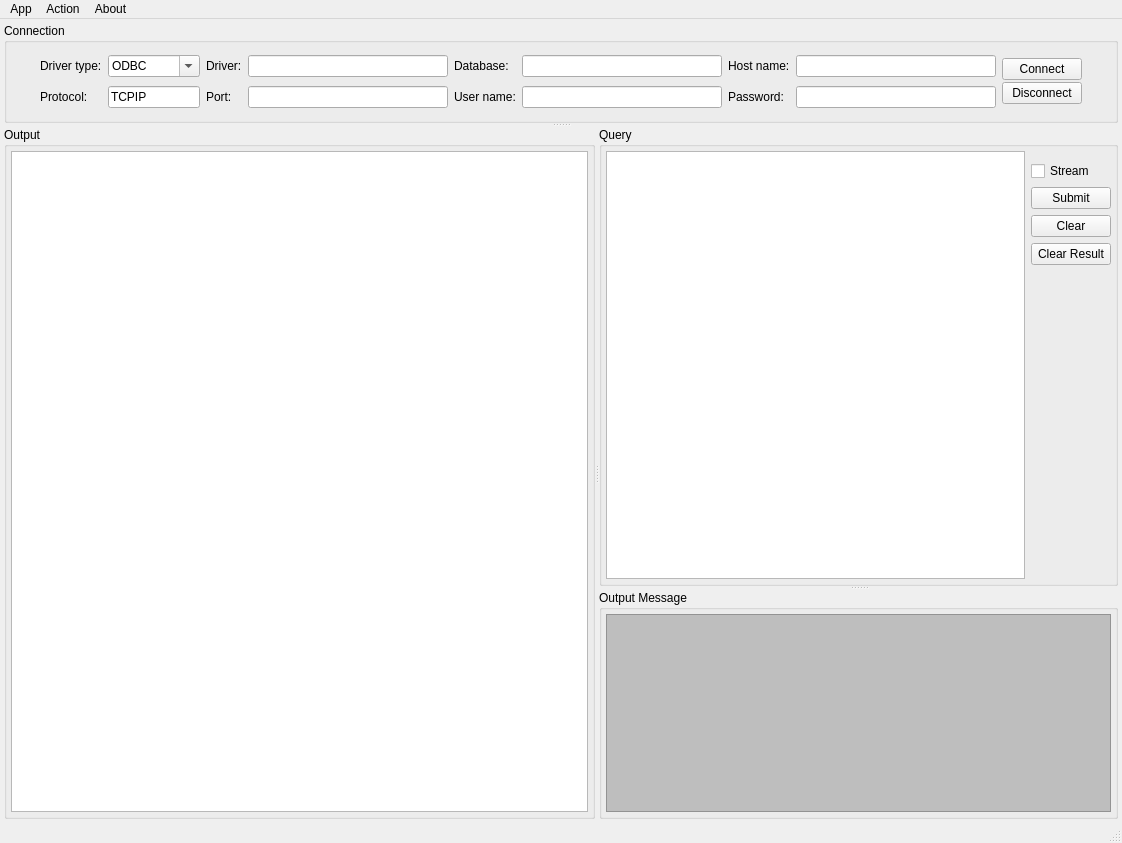
The window that src/UI/DBConnectMainWindow.ui (yxbh/DBConnect) describes before a commit, drawn with Qt 5.
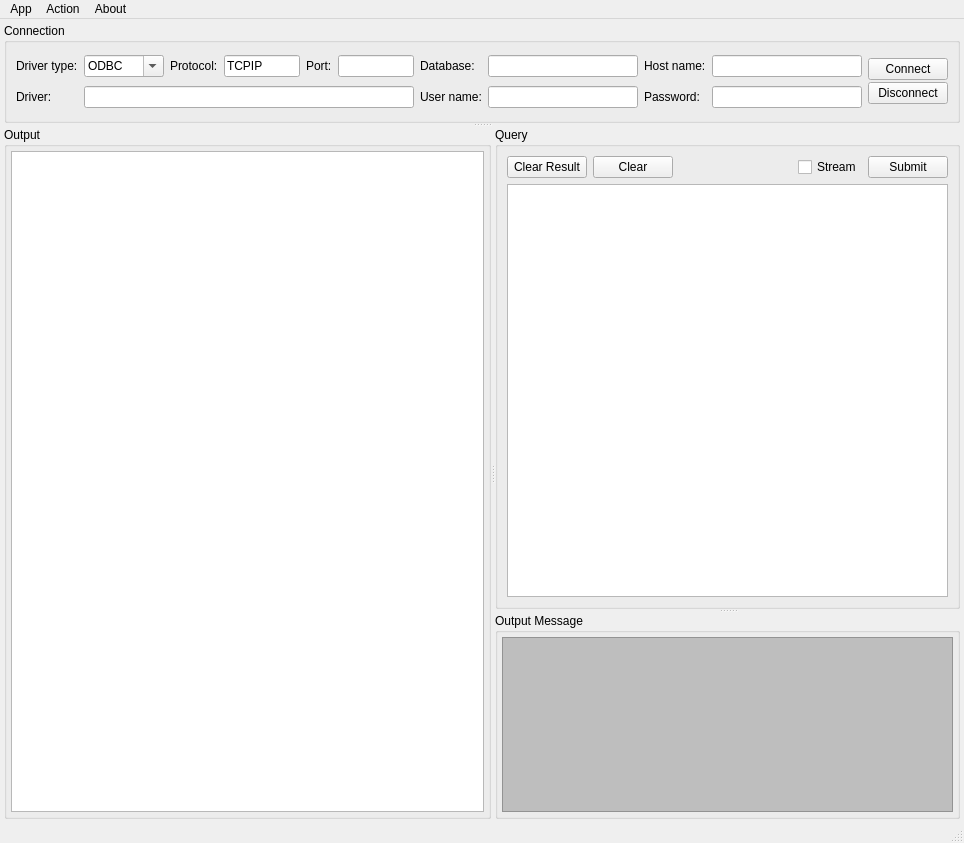
The same window after the commit.

```diff
--- a/src/UI/DBConnectMainWindow.ui
+++ b/src/UI/DBConnectMainWindow.ui
@@ -6,7 +6,7 @@
    <rect>
     <x>0</x>
     <y>0</y>
-    <width>1122</width>
+    <width>964</width>
     <height>843</height>
    </rect>
   </property>
@@ -70,8 +70,8 @@
         </item>
         <item>
          <layout class="QGridLayout" name="gridLayout">
-          <item row="0" column="0">
-           <widget class="QLabel" name="label_DBDriverType">
+          <item row="1" column="8">
+           <widget class="QLabel" name="label_6">
             <property name="sizePolicy">
              <sizepolicy hsizetype="Preferred" vsizetype="Fixed">
               <horstretch>0</horstretch>
@@ -79,10 +79,26 @@
              </sizepolicy>
             </property>
             <property name="text">
-             <string>Driver type:</string>
+             <string>Password:</string>
             </property>
             <property name="buddy">
-             <cstring>comboBox_DBDriverType</cstring>
+             <cstring>lineEdit_DBUserpassword</cstring>
+            </property>
+           </widget>
+          </item>
+          <item row="0" column="6">
+           <widget class="QLabel" name="label_2">
+            <property name="sizePolicy">
+             <sizepolicy hsizetype="Preferred" vsizetype="Fixed">
+              <horstretch>0</horstretch>
+              <verstretch>0</verstretch>
+             </sizepolicy>
+            </property>
+            <property name="text">
+             <string>Database:</string>
+            </property>
+            <property name="buddy">
+             <cstring>lineEdit_DBDatabase</cstring>
             </property>
            </widget>
           </item>
@@ -135,8 +151,8 @@
             </item>
            </widget>
           </item>
-          <item row="0" column="2">
-           <widget class="QLabel" name="label">
+          <item row="0" column="0">
+           <widget class="QLabel" name="label_DBDriverType">
             <property name="sizePolicy">
              <sizepolicy hsizetype="Preferred" vsizetype="Fixed">
               <horstretch>0</horstretch>
@@ -144,15 +160,15 @@
              </sizepolicy>
             </property>
             <property name="text">
-             <string>Driver:</string>
+             <string>Driver type:</string>
             </property>
             <property name="buddy">
              <cstring>lineEdit_DBDriver</cstring>
             </property>
            </widget>
           </item>
-          <item row="0" column="3">
-           <widget class="QLineEdit" name="lineEdit_DBDriver">
+          <item row="0" column="9">
+           <widget class="QLineEdit" name="lineEdit_DBHostName">
             <property name="sizePolicy">
              <sizepolicy hsizetype="Preferred" vsizetype="Fixed">
               <horstretch>0</horstretch>
@@ -161,7 +177,7 @@
             </property>
             <property name="minimumSize">
              <size>
-              <width>200</width>
+              <width>150</width>
               <height>0</height>
              </size>
             </property>
@@ -170,45 +186,7 @@
             </property>
            </widget>
           </item>
-          <item row="0" column="4">
-           <widget class="QLabel" name="label_2">
-            <property name="sizePolicy">
-             <sizepolicy hsizetype="Preferred" vsizetype="Fixed">
-              <horstretch>0</horstretch>
-              <verstretch>0</verstretch>
-             </sizepolicy>
-            </property>
-            <property name="text">
-             <string>Database:</string>
-            </property>
-            <property name="buddy">
-             <cstring>lineEdit_DBDatabase</cstring>
-            </property>
-           </widget>
-          </item>
-          <item row="0" column="5">
-           <widget class="QLineEdit" name="lineEdit_DBDatabase">
-            <property name="sizePolicy">
-             <sizepolicy hsizetype="Preferred" vsizetype="Fixed">
-              <horstretch>0</horstretch>
-              <verstretch>0</verstretch>
-             </sizepolicy>
-            </property>
-            <property name="minimumSize">
-             <size>
-              <width>200</width>
-              <height>0</height>
-             </size>
-            </property>
-            <property name="toolTip">
-             <string>Database/Location</string>
-            </property>
-            <property name="text">
-             <string/>
-            </property>
-           </widget>
-          </item>
-          <item row="0" column="6">
+          <item row="0" column="8">
            <widget class="QLabel" name="label_7">
             <property name="sizePolicy">
              <sizepolicy hsizetype="Preferred" vsizetype="Fixed">
@@ -224,129 +202,20 @@
             </property>
            </widget>
           </item>
-          <item row="0" column="7">
-           <widget class="QLineEdit" name="lineEdit_DBHostName">
-            <property name="sizePolicy">
-             <sizepolicy hsizetype="Preferred" vsizetype="Fixed">
-              <horstretch>0</horstretch>
-              <verstretch>0</verstretch>
-             </sizepolicy>
-            </property>
-            <property name="minimumSize">
-             <size>
-              <width>200</width>
-              <height>0</height>
-             </size>
-            </property>
-            <property name="text">
-             <string/>
-            </property>
-           </widget>
-          </item>
-          <item row="1" column="0">
-           <widget class="QLabel" name="label_4">
-            <property name="sizePolicy">
-             <sizepolicy hsizetype="Preferred" vsizetype="Fixed">
-              <horstretch>0</horstretch>
-              <verstretch>0</verstretch>
-             </sizepolicy>
-            </property>
-            <property name="text">
-             <string>Protocol:</string>
-            </property>
-            <property name="buddy">
-             <cstring>lineEdit_DBProtocol</cstring>
-            </property>
-           </widget>
-          </item>
-          <item row="1" column="1">
-           <widget class="QLineEdit" name="lineEdit_DBProtocol">
-            <property name="sizePolicy">
-             <sizepolicy hsizetype="Preferred" vsizetype="Fixed">
-              <horstretch>0</horstretch>
-              <verstretch>0</verstretch>
-             </sizepolicy>
-            </property>
-            <property name="text">
-             <string>TCPIP</string>
-            </property>
-           </widget>
-          </item>
-          <item row="1" column="2">
-           <widget class="QLabel" name="label_3">
-            <property name="sizePolicy">
-             <sizepolicy hsizetype="Preferred" vsizetype="Fixed">
-              <horstretch>0</horstretch>
-              <verstretch>0</verstretch>
-             </sizepolicy>
-            </property>
-            <property name="text">
-             <string>Port:</string>
-            </property>
-            <property name="buddy">
-             <cstring>lineEdit_DBPort</cstring>
-            </property>
-           </widget>
-          </item>
-          <item row="1" column="3">
-           <widget class="QLineEdit" name="lineEdit_DBPort">
-            <property name="sizePolicy">
-             <sizepolicy hsizetype="Preferred" vsizetype="Fixed">
-              <horstretch>0</horstretch>
-              <verstretch>0</verstretch>
-             </sizepolicy>
-            </property>
-            <property name="text">
-             <string/>
-            </property>
-           </widget>
-          </item>
-          <item row="1" column="4">
-           <widget class="QLabel" name="label_5">
-            <property name="sizePolicy">
-             <sizepolicy hsizetype="Preferred" vsizetype="Fixed">
-              <horstretch>0</horstretch>
-              <verstretch>0</verstretch>
-             </sizepolicy>
-            </property>
-            <property name="text">
-             <string>User name:</string>
-            </property>
-            <property name="buddy">
-             <cstring>lineEdit_DBUsername</cstring>
-            </property>
-           </widget>
-          </item>
-          <item row="1" column="5">
-           <widget class="QLineEdit" name="lineEdit_DBUsername">
-            <property name="sizePolicy">
-             <sizepolicy hsizetype="Preferred" vsizetype="Fixed">
-              <horstretch>0</horstretch>
-              <verstretch>0</verstretch>
-             </sizepolicy>
-            </property>
-            <property name="text">
-             <string/>
-            </property>
-           </widget>
-          </item>
-          <item row="1" column="6">
-           <widget class="QLabel" name="label_6">
-            <property name="sizePolicy">
-             <sizepolicy hsizetype="Preferred" vsizetype="Fixed">
-              <horstretch>0</horstretch>
-              <verstretch>0</verstretch>
-             </sizepolicy>
-            </property>
-            <property name="text">
-             <string>Password:</string>
-            </property>
-            <property name="buddy">
-             <cstring>lineEdit_DBUserpassword</cstring>
-            </property>
-           </widget>
-          </item>
           <item row="1" column="7">
+           <widget class="QLineEdit" name="lineEdit_DBUsername">
+            <property name="sizePolicy">
+             <sizepolicy hsizetype="Preferred" vsizetype="Fixed">
+              <horstretch>0</horstretch>
+              <verstretch>0</verstretch>
+             </sizepolicy>
+            </property>
+            <property name="text">
+             <string/>
+            </property>
+           </widget>
+          </item>
+          <item row="1" column="9">
            <widget class="QLineEdit" name="lineEdit_DBUserpassword">
             <property name="sizePolicy">
              <sizepolicy hsizetype="Preferred" vsizetype="Fixed">
@@ -371,6 +240,149 @@
             </property>
            </widget>
           </item>
+          <item row="0" column="7">
+           <widget class="QLineEdit" name="lineEdit_DBDatabase">
+            <property name="sizePolicy">
+             <sizepolicy hsizetype="Preferred" vsizetype="Fixed">
+              <horstretch>0</horstretch>
+              <verstretch>0</verstretch>
+             </sizepolicy>
+            </property>
+            <property name="minimumSize">
+             <size>
+              <width>150</width>
+              <height>0</height>
+             </size>
+            </property>
+            <property name="toolTip">
+             <string>Database/Location</string>
+            </property>
+            <property name="text">
+             <string/>
+            </property>
+           </widget>
+          </item>
+          <item row="1" column="6">
+           <widget class="QLabel" name="label_5">
+            <property name="sizePolicy">
+             <sizepolicy hsizetype="Preferred" vsizetype="Fixed">
+              <horstretch>0</horstretch>
+              <verstretch>0</verstretch>
+             </sizepolicy>
+            </property>
+            <property name="text">
+             <string>User name:</string>
+            </property>
+            <property name="buddy">
+             <cstring>lineEdit_DBUsername</cstring>
+            </property>
+           </widget>
+          </item>
+          <item row="0" column="4">
+           <widget class="QLabel" name="label_3">
+            <property name="sizePolicy">
+             <sizepolicy hsizetype="Preferred" vsizetype="Fixed">
+              <horstretch>0</horstretch>
+              <verstretch>0</verstretch>
+             </sizepolicy>
+            </property>
+            <property name="text">
+             <string>Port:</string>
+            </property>
+            <property name="buddy">
+             <cstring>lineEdit_DBPort</cstring>
+            </property>
+           </widget>
+          </item>
+          <item row="0" column="3">
+           <widget class="QLineEdit" name="lineEdit_DBProtocol">
+            <property name="sizePolicy">
+             <sizepolicy hsizetype="Preferred" vsizetype="Fixed">
+              <horstretch>0</horstretch>
+              <verstretch>0</verstretch>
+             </sizepolicy>
+            </property>
+            <property name="minimumSize">
+             <size>
+              <width>50</width>
+              <height>0</height>
+             </size>
+            </property>
+            <property name="text">
+             <string>TCPIP</string>
+            </property>
+           </widget>
+          </item>
+          <item row="0" column="2">
+           <widget class="QLabel" name="label_4">
+            <property name="sizePolicy">
+             <sizepolicy hsizetype="Preferred" vsizetype="Fixed">
+              <horstretch>0</horstretch>
+              <verstretch>0</verstretch>
+             </sizepolicy>
+            </property>
+            <property name="text">
+             <string>Protocol:</string>
+            </property>
+            <property name="buddy">
+             <cstring>lineEdit_DBProtocol</cstring>
+            </property>
+           </widget>
+          </item>
+          <item row="0" column="5">
+           <widget class="QLineEdit" name="lineEdit_DBPort">
+            <property name="sizePolicy">
+             <sizepolicy hsizetype="Preferred" vsizetype="Fixed">
+              <horstretch>0</horstretch>
+              <verstretch>0</verstretch>
+             </sizepolicy>
+            </property>
+            <property name="minimumSize">
+             <size>
+              <width>50</width>
+              <height>0</height>
+             </size>
+            </property>
+            <property name="text">
+             <string/>
+            </property>
+           </widget>
+          </item>
+          <item row="1" column="0">
+           <widget class="QLabel" name="label">
+            <property name="sizePolicy">
+             <sizepolicy hsizetype="Preferred" vsizetype="Fixed">
+              <horstretch>0</horstretch>
+              <verstretch>0</verstretch>
+             </sizepolicy>
+            </property>
+            <property name="text">
+             <string>Driver:</string>
+            </property>
+            <property name="buddy">
+             <cstring>lineEdit_DBDriver</cstring>
+            </property>
+           </widget>
+          </item>
+          <item row="1" column="1" colspan="5">
+           <widget class="QLineEdit" name="lineEdit_DBDriver">
+            <property name="sizePolicy">
+             <sizepolicy hsizetype="Preferred" vsizetype="Fixed">
+              <horstretch>0</horstretch>
+              <verstretch>0</verstretch>
+             </sizepolicy>
+            </property>
+            <property name="minimumSize">
+             <size>
+              <width>0</width>
+              <height>0</height>
+             </size>
+            </property>
+            <property name="text">
+             <string/>
+            </property>
+           </widget>
+          </item>
          </layout>
         </item>
         <item>
@@ -541,124 +553,86 @@
          <property name="title">
           <string>Query</string>
          </property>
-         <layout class="QVBoxLayout" name="verticalLayout_6">
-          <property name="leftMargin">
-           <number>4</number>
-          </property>
-          <property name="topMargin">
-           <number>4</number>
-          </property>
-          <property name="rightMargin">
-           <number>4</number>
-          </property>
-          <property name="bottomMargin">
-           <number>4</number>
-          </property>
+         <layout class="QVBoxLayout" name="verticalLayout_2">
           <item>
-           <layout class="QHBoxLayout" name="horizontalLayout_10">
-            <property name="sizeConstraint">
-             <enum>QLayout::SetNoConstraint</enum>
-            </property>
+           <layout class="QHBoxLayout" name="horizontalLayout_2">
             <item>
-             <widget class="QPlainTextEdit" name="plainTextEdit_SQLQuery">
-              <property name="sizePolicy">
-               <sizepolicy hsizetype="Expanding" vsizetype="Minimum">
-                <horstretch>0</horstretch>
-                <verstretch>0</verstretch>
-               </sizepolicy>
+             <widget class="QPushButton" name="pushButton_ClearResult">
+              <property name="toolTip">
+               <string>Clear the result panel.</string>
               </property>
-              <property name="maximumSize">
+              <property name="text">
+               <string>Clear Result</string>
+              </property>
+             </widget>
+            </item>
+            <item>
+             <widget class="QPushButton" name="pushButton_ClearSQLStatement">
+              <property name="toolTip">
+               <string>Clear the query input panel.</string>
+              </property>
+              <property name="text">
+               <string>Clear</string>
+              </property>
+             </widget>
+            </item>
+            <item>
+             <spacer name="horizontalSpacer_3">
+              <property name="orientation">
+               <enum>Qt::Horizontal</enum>
+              </property>
+              <property name="sizeHint" stdset="0">
                <size>
-                <width>16777215</width>
-                <height>16777215</height>
+                <width>40</width>
+                <height>20</height>
                </size>
               </property>
-              <property name="plainText">
-               <string/>
+             </spacer>
+            </item>
+            <item>
+             <widget class="QCheckBox" name="checkBox_Stream">
+              <property name="toolTip">
+               <string>Fetch all result at once or stream as you scroll.</string>
               </property>
-              <property name="tabStopWidth">
-               <number>20</number>
+              <property name="text">
+               <string>Stream</string>
               </property>
              </widget>
             </item>
             <item>
-             <layout class="QVBoxLayout" name="verticalLayout_2">
-              <item>
-               <spacer name="verticalSpacer">
-                <property name="orientation">
-                 <enum>Qt::Vertical</enum>
-                </property>
-                <property name="sizeType">
-                 <enum>QSizePolicy::Preferred</enum>
-                </property>
-                <property name="sizeHint" stdset="0">
-                 <size>
-                  <width>20</width>
-                  <height>10</height>
-                 </size>
-                </property>
-               </spacer>
-              </item>
-              <item>
-               <widget class="QCheckBox" name="checkBox_Stream">
-                <property name="toolTip">
-                 <string>Fetch all result at once or stream as you scroll.</string>
-                </property>
-                <property name="text">
-                 <string>Stream</string>
-                </property>
-               </widget>
-              </item>
-              <item>
-               <widget class="QPushButton" name="pushButton_SubmitQuery">
-                <property name="toolTip">
-                 <string>Submit the SQl query.</string>
-                </property>
-                <property name="text">
-                 <string>Submit</string>
-                </property>
-               </widget>
-              </item>
-              <item>
-               <widget class="QPushButton" name="pushButton_ClearSQLStatement">
-                <property name="toolTip">
-                 <string>Clear the query input panel.</string>
-                </property>
-                <property name="text">
-                 <string>Clear</string>
-                </property>
-               </widget>
-              </item>
-              <item>
-               <widget class="QPushButton" name="pushButton_ClearResult">
-                <property name="toolTip">
-                 <string>Clear the result panel.</string>
-                </property>
-                <property name="text">
-                 <string>Clear Result</string>
-                </property>
-               </widget>
-              </item>
-              <item>
-               <spacer name="verticalSpacer_2">
-                <property name="orientation">
-                 <enum>Qt::Vertical</enum>
-                </property>
-                <property name="sizeType">
-                 <enum>QSizePolicy::MinimumExpanding</enum>
-                </property>
-                <property name="sizeHint" stdset="0">
-                 <size>
-                  <width>20</width>
-                  <height>20</height>
-                 </size>
-                </property>
-               </spacer>
-              </item>
-             </layout>
+             <widget class="QPushButton" name="pushButton_SubmitQuery">
+              <property name="toolTip">
+               <string>Submit the SQl query.</string>
+              </property>
+              <property name="text">
+               <string>Submit</string>
+              </property>
+             </widget>
             </item>
            </layout>
           </item>
+          <item>
+           <widget class="QPlainTextEdit" name="plainTextEdit_SQLQuery">
+            <property name="sizePolicy">
+             <sizepolicy hsizetype="Expanding" vsizetype="Expanding">
+              <horstretch>0</horstretch>
+              <verstretch>0</verstretch>
+             </sizepolicy>
+            </property>
+            <property name="maximumSize">
+             <size>
+              <width>16777215</width>
+              <height>16777215</height>
+             </size>
+            </property>
+            <property name="plainText">
+             <string/>
+            </property>
+            <property name="tabStopWidth">
+             <number>20</number>
+            </property>
+           </widget>
+          </item>
          </layout>
         </widget>
         <widget class="QGroupBox" name="groupBox_OutputMsgPanel">
@@ -713,7 +687,7 @@
     <rect>
      <x>0</x>
      <y>0</y>
-     <width>1122</width>
+     <width>964</width>
      <height>22</height>
     </rect>
    </property>
```
Left out of the diff: 16 changed lines with no effect on the pictures.
